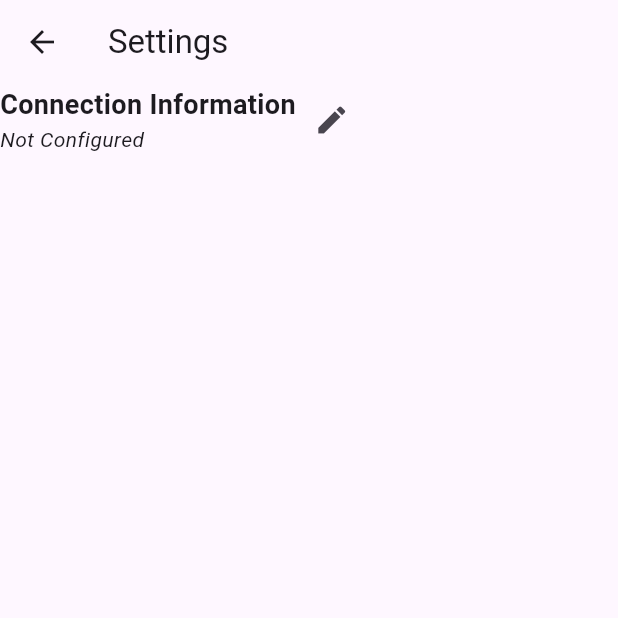
After one commit to qtbeee/RaspberryLights, a Flutter app: the Settings screen opened directly, on a phone screen of 412 x 824 dp, the top half of it. The commit adds this screen. Run offline on Flutter 3.47's test engine with Material 3 defaults, Android fonts, the light colour scheme and no system bars; our stand-ins replace dio, flutter_riverpod, recase, riverpod_annotation, shared_preferences; accounts and stored records are empty; generated files the repository leaves out were written again; project files that could hold a hidden picture were left out.

Commit message:
add settings page so you can edit the connection information whenever you want

```diff
--- /dev/null
+++ b/raspberry_lights_controller/lib/screens/settings.dart
@@ -0,0 +1,65 @@
+import 'package:flutter/material.dart';
+import 'package:flutter_riverpod/flutter_riverpod.dart';
+import 'package:raspberry_lights_controller/providers/network.dart';
+import 'package:raspberry_lights_controller/widgets/update_host_url_dialog.dart';
+
+class Settings extends ConsumerWidget {
+  const Settings({super.key});
+
+  @override
+  Widget build(BuildContext context, WidgetRef ref) {
+    final host = ref.watch(hostProvider);
+
+    return Scaffold(
+      appBar: AppBar(
+        title: Text("Settings"),
+        leading: BackButton(),
+      ),
+      body: Column(
+        children: [
+          Row(
+            children: [
+              Column(
+                crossAxisAlignment: CrossAxisAlignment.start,
+                children: [
+                  Text(
+                    "Connection Information",
+                    style: TextStyle(fontWeight: FontWeight.bold, fontSize: 18),
+                  ),
+                  DisplayUrl(host: host),
+                ],
+              ),
+              IconButton(
+                icon: Icon(
+                  Icons.edit,
+                ),
+                onPressed: () {
+                  openUpdateHostUrlDialog(context, ref);
+                },
+              )
+            ],
+          ),
+        ],
+      ),
+    );
+  }
+}
+
+class DisplayUrl extends StatelessWidget {
+  final (String, int)? host;
+
+  const DisplayUrl({super.key, this.host});
+
+  @override
+  Widget build(BuildContext context) {
+    final host = this.host;
+    if (host != null) {
+      return Text("${host.$1}:${host.$2}");
+    } else {
+      return Text(
+        "Not Configured",
+        style: TextStyle(fontStyle: FontStyle.italic),
+      );
+    }
+  }
+}
```
Also changed, not shown: raspberry_lights_controller/lib/screens/home.dart (+12 -20 lines), raspberry_lights_controller/lib/widgets/update_host_url_dialog.dart (+13 -0 lines), 1 other file.
